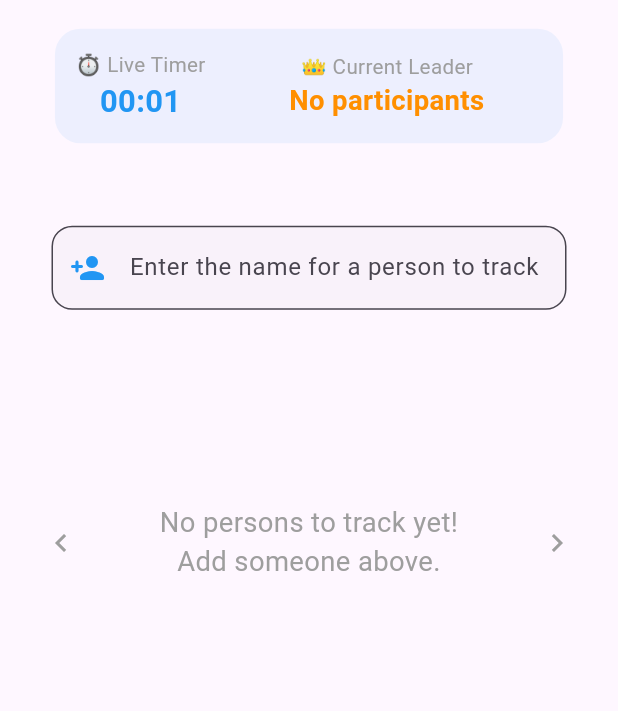
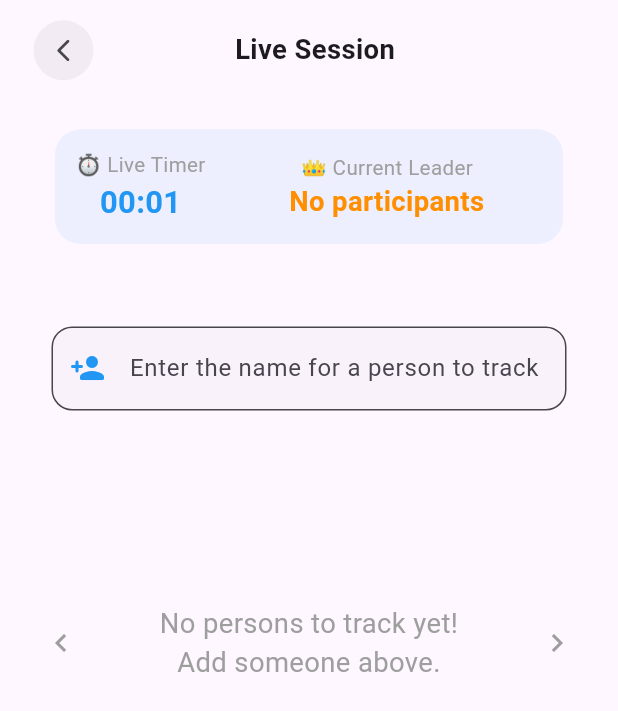
Before and after one commit to flutter-challenges/tracker_app, a Flutter app: the screen it shows after launch, scrolled down 128 dp, after a tap on "Start New Session", on a phone screen of 412 x 824 dp. Shown: the top 711 px of the screen. Run offline on Flutter 3.47's test engine with Material 3 defaults, Android fonts, the phone set to English and light mode, and no system bars; our stand-ins replace flutter_bloc, flutter_screenutil.

Commit message:
Enhance game session management with pause and resume functionality; update UI to reflect session state changes

```diff
--- a/lib/tracker_app/session_feature/managers/game_session_cubit/game_session_cubit_cubit.dart
+++ b/lib/tracker_app/session_feature/managers/game_session_cubit/game_session_cubit_cubit.dart
@@ -1,11 +1,10 @@
 import 'dart:async';
-import 'package:bloc/bloc.dart';
+import 'package:flutter_bloc/flutter_bloc.dart';
 import 'package:flutter_pro/tracker_app/session_feature/managers/game_session_cubit/game_session_cubit_state.dart';
 import 'package:flutter_pro/tracker_app/session_feature/data/models/session_model.dart';
 
 class GameSessionCubit extends Cubit<GameSessionState> {
   GameSessionCubit() : super(GameSessionInitial());
-
   Timer? _timer;
 
   void startNewSession() {
@@ -17,21 +16,57 @@ class GameSessionCubit extends Cubit<GameSessionState> {
     _startTimer(newSession);
   }
 
-  void goToDashBoard() {
+  void _startTimer(
+    SessionModel sessionModel, {
+    int currentPersonIndex = 0,
+    bool isDisabled = false,
+  }) {
     _stopTimer();
-    emit(GameSessionInitial());
-  }
-
-  void _startTimer(SessionModel sessionModel) {
-    _stopTimer();
-
     _timer = Timer.periodic(const Duration(seconds: 1), (timer) {
       final currentState = state;
       if (currentState is GameSessionActive) {
         emit(currentState.copyWith(session: currentState.session.copyWith()));
       }
     });
-    emit(GameSessionActive(session: sessionModel));
+
+    emit(
+      GameSessionActive(
+        session: sessionModel,
+        currentPersonIndex: currentPersonIndex,
+        isDisabled: isDisabled,
+      ),
+    );
+  }
+
+  void pauseActiveSession() {
+    if (state is GameSessionActive) {
+      final currentState = state as GameSessionActive;
+      _stopTimer();
+      emit(
+        GameSessionActivePaused(
+          session: currentState.session,
+          currentPersonIndex: currentState.currentPersonIndex,
+          isDisabled: currentState.isDisabled,
+        ),
+      );
+    }
+  }
+
+  void resumeSession() {
+    if (state is GameSessionActivePaused) {
+      final currentState = state as GameSessionActivePaused;
+      //? we start timer with session model that we store in GameSessionActivePaused state.
+      _startTimer(
+        currentState.session,
+        currentPersonIndex: currentState.currentPersonIndex,
+        isDisabled: currentState.isDisabled,
+      );
+    }
+  }
+
+  void goToDashBoard() {
+    _stopTimer();
+    emit(GameSessionInitial());
   }
 
   void endSession() {
@@ -80,7 +115,9 @@ class GameSessionCubit extends Cubit<GameSessionState> {
   void incrementScore(String name) {
     if (state is GameSessionActive) {
       final currentState = state as GameSessionActive;
-      final updatedPersons = Map<String, int>.from(currentState.session.persons);
+      final updatedPersons = Map<String, int>.from(
+        currentState.session.persons,
+      );
       updatedPersons[name] = (updatedPersons[name] ?? 0) + 1;
 
       emit(
@@ -89,6 +126,18 @@ class GameSessionCubit extends Cubit<GameSessionState> {
         ),
       );
     }
+
+
+
+
+
+
+
+
+
+
+
+
   }
 
   void nextPerson() {
--- a/lib/tracker_app/session_feature/managers/game_session_cubit/game_session_cubit_state.dart
+++ b/lib/tracker_app/session_feature/managers/game_session_cubit/game_session_cubit_state.dart
@@ -4,31 +4,21 @@ import 'package:flutter_pro/tracker_app/session_feature/data/models/session_mode
 @immutable
 sealed class GameSessionState {}
 
-/*
-  * this initial state as we show the inital view.
-*/
 class GameSessionInitial extends GameSessionState {}
 
-
 class GameSessionActive extends GameSessionState {
-  /*
-    * in session model we hold data like list of persons, start time, end time, duration, and winner.
-    * currentPersonIndex is used to know which person is currently active in the session, and we use it to show the arrow next to the active person.
-    * isAddLoading is used to show a loading indicator when we are adding a new person to the session, and we set it to true when we are adding a new person, and set it to false when the person is added.
-  */
   final SessionModel session;
   final int currentPersonIndex;
   final bool isAddLoading;
-  final bool isDisabled; // this is used to indicate if the session is disabled or not, and we set it to true when the session is disabled, and set it to false when the session is enabled.
+  final bool isDisabled;
+
   GameSessionActive({
     required this.session,
     this.currentPersonIndex = 0,
     this.isAddLoading = false,
     this.isDisabled = false,
   });
-  /*
-  * we use this method to create a new instance of the class with updated values.
-  */
+
   GameSessionActive copyWith({
     SessionModel? session,
     int? currentPersonIndex,
@@ -43,6 +33,20 @@ class GameSessionActive extends GameSessionState {
     );
   }
 }
+/*
+  * the only thing different between GameSessionActive state & GameSessionActiveHidden state is only isAddLoading.
+*/
+class GameSessionActivePaused extends GameSessionState {
+  final SessionModel session;
+  final int currentPersonIndex;
+  final bool isDisabled;
+
+  GameSessionActivePaused({
+    required this.session,
+    required this.currentPersonIndex,
+    required this.isDisabled,
+  });
+}
 
 class GameSessionEnded extends GameSessionState {
   final SessionModel finalSession;
--- a/lib/tracker_app/session_feature/presentation/views/tracker_active_view.dart
+++ b/lib/tracker_app/session_feature/presentation/views/tracker_active_view.dart
@@ -37,13 +37,33 @@ class _TrackerActiveViewState extends State<TrackerActiveView> {
     final sessionModel = widget.gameSessionActiveState.session;
 
     final bool isDisabled = widget.gameSessionActiveState.isDisabled;
-
     final bool isArrowsActive = sessionModel.persons.length > 1 && !isDisabled;
 
     return SingleChildScrollView(
       child: Column(
         mainAxisAlignment: MainAxisAlignment.center,
         children: [
+          Padding(
+            padding: EdgeInsets.symmetric(horizontal: 16.w, vertical: 8.h),
+            child: Row(
+              mainAxisAlignment: MainAxisAlignment.spaceBetween,
+              children: [
+                IconButton(
+                  style: IconButton.styleFrom(
+                    backgroundColor: Theme.of(context).colorScheme.surfaceContainerHighest.withOpacity(0.5),
+                  ),
+                  icon: const Icon(Icons.arrow_back_ios_new_rounded, size: 18),
+                  onPressed: () => cubit.pauseActiveSession(),
+                ),
+                Text(
+                  'Live Session',
+                  style: TextStyle(fontSize: 16.sp, fontWeight: FontWeight.bold),
+                ),
+                const SizedBox(width: 40),
+              ],
+            ),
+          ),
+
           Padding(
             padding: EdgeInsets.symmetric(horizontal: 8.0.w, vertical: 16.h),
             child: SessionTimer(
@@ -67,7 +87,7 @@ class _TrackerActiveViewState extends State<TrackerActiveView> {
             children: [
               ArrowWidget(
                 isArrowsActive: isArrowsActive,
-                onTap:  () => cubit.previousPerson(),
+                onTap: () => cubit.previousPerson(),
                 isLeftArrow: true,
               ),
               Opacity(
@@ -78,7 +98,7 @@ class _TrackerActiveViewState extends State<TrackerActiveView> {
               ),
               ArrowWidget(
                 isArrowsActive: isArrowsActive,
-                onTap:  () => cubit.nextPerson(),
+                onTap: () => cubit.nextPerson(),
                 isLeftArrow: false,
               ),
             ],
--- a/lib/tracker_app/session_feature/presentation/views/tracker_app_view.dart
+++ b/lib/tracker_app/session_feature/presentation/views/tracker_app_view.dart
@@ -16,29 +16,17 @@ class TrackerAppView extends StatelessWidget {
       child: Scaffold(
         body: SafeArea(
           child: BlocConsumer<GameSessionCubit, GameSessionState>(
-            //* we take action when state changes like in our case when session ends we show endded dialog.
             listener: (context, state) {
               if (state is GameSessionEnded) {
                 showSessionEndedDialog(context, state);
               }
             },
-            /*
-              * listenWhen :
-              * it work when state changes into GameSessionEnded and show Ended dialog.
-            */
             listenWhen: (previous, current) => current is GameSessionEnded,
-
-            /*
-              * buildWhen :
-              * it work with all states like GameSessionInitial, GameSessionActive but not with GameSessionEnded.
-              * it works as changes tracker view from initial into active.
-            */
             buildWhen: (previous, current) => current is! GameSessionEnded,
-
-            //* here we determine wether body should show initial view or active view.
             builder: (context, state) {
               return switch (state) {
                 GameSessionInitial() => const TrackerInitialView(),
+                GameSessionActivePaused() => const TrackerInitialView(),
                 GameSessionActive() => TrackerActiveView(gameSessionActiveState: state),
                 _ => const SizedBox.shrink(),
               };
@@ -48,5 +36,4 @@ class TrackerAppView extends StatelessWidget {
       ),
     );
   }
-
 }
--- a/lib/tracker_app/session_feature/presentation/widgets/dashboard/action_section.dart
+++ b/lib/tracker_app/session_feature/presentation/widgets/dashboard/action_section.dart
@@ -1,15 +1,19 @@
 import 'package:flutter/material.dart';
 import 'package:flutter_bloc/flutter_bloc.dart';
 import 'package:flutter_pro/tracker_app/session_feature/managers/game_session_cubit/game_session_cubit_cubit.dart';
+import 'package:flutter_pro/tracker_app/session_feature/managers/game_session_cubit/game_session_cubit_state.dart';
 import 'package:flutter_pro/tracker_app/session_feature/presentation/widgets/custom_button.dart';
 import 'package:flutter_screenutil/flutter_screenutil.dart';
 
 class ActionSection extends StatelessWidget {
   const ActionSection({super.key});
-
   @override
   Widget build(BuildContext context) {
     final theme = Theme.of(context);
+    final cubit = context.read<GameSessionCubit>();
+    return BlocBuilder<GameSessionCubit, GameSessionState>(
+      builder: (context, state) {
+        final bool hasPausedActiveSession = state is GameSessionActivePaused;
         return Column(
           children: [
             CustomButton(
@@ -17,17 +21,31 @@ class ActionSection extends StatelessWidget {
               subtitle: 'Begin recording your live game session',
               icon: Icons.play_circle_filled_rounded,
               color: theme.colorScheme.primary,
-          onTap: () => context.read<GameSessionCubit>().startNewSession(),
+              onTap: () => cubit.startNewSession(),
             ),
             SizedBox(height: 16.h),
             CustomButton(
-          title: 'Track your current Session!',
-          subtitle: 'View history and past session metrics',
-          icon: Icons.currency_bitcoin,
-          color: theme.colorScheme.secondary,
-          onTap: () {},
+              title: hasPausedActiveSession ? 'Resume Current Session ⚡' : 'Track your current Session!',
+              subtitle: hasPausedActiveSession
+                  ? 'Click to return to your live ongoing session'
+                  : 'View history and past session metrics',
+              color: hasPausedActiveSession ? Colors.green : theme.colorScheme.secondary,
+              icon: hasPausedActiveSession ? Icons.bolt_rounded : Icons.analytics_rounded,
+              onTap: () {
+                if (hasPausedActiveSession) {
+                  cubit.resumeSession();
+                } else {
+                  ScaffoldMessenger.of(context).showSnackBar(
+                    const SnackBar(
+                      content: Text('No active session running! Click "Start New Session".'),
+                      duration: Duration(seconds: 2),
+                    ),
+                  );
+                }
+              },
             ),
             SizedBox(height: 16.h),
+
             CustomButton(
               title: 'Last Sessions History',
               subtitle: 'View history and past session metrics',
@@ -37,5 +55,7 @@ class ActionSection extends StatelessWidget {
             ),
           ],
         );
+      },
+    );
   }
 }
```
Lines whose indentation alone changed are shown as unchanged.
